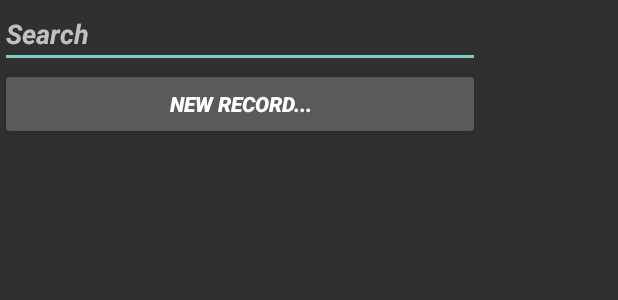
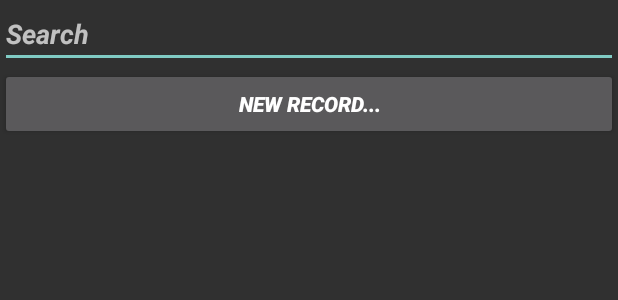
Before and after one commit to edwardcrane/MyPass, an Android app: the layout activity_main.xml on its own in the app's theme, with its tools: preview values and no code run, on a phone screen of 412 x 824 dp. Shown: the top 300 px of the screen. Run offline under Robolectric (Android 15) with nearby library versions, the phone set to English and light mode, and no system bars.

Commit message:
Remove un-necessary import from MainActivity.java Re-work the width of the Search box and the "New.." button to match_parent so they take up the full width of the screen.

```diff
--- a/app/src/main/java/com/airanza/mypass/MainActivity.java
+++ b/app/src/main/java/com/airanza/mypass/MainActivity.java
@@ -12,7 +12,6 @@ import android.view.Menu;
 import android.view.MenuItem;
 import android.view.View;
 import android.widget.AdapterView;
-import android.widget.ArrayAdapter;
 import android.widget.EditText;
 import android.widget.ListView;
 import android.widget.Toast;
--- a/app/src/main/res/layout/activity_main.xml
+++ b/app/src/main/res/layout/activity_main.xml
@@ -6,17 +6,16 @@
 
     <LinearLayout
         android:id="@+id/group"
-        android:layout_width="wrap_content"
+        android:layout_width="match_parent"
         android:layout_height="wrap_content">
 
     <EditText
         android:id="@+id/findString"
-        android:layout_width="wrap_content"
+        android:layout_width="match_parent"
         android:layout_height="wrap_content"
         android:hint="@string/findString"
         android:maxLines="1"
         android:minLines="1"
-        android:minWidth="@dimen/abc_search_view_preferred_width"
         android:textStyle="bold|italic" />
 
         <!--<Button-->
@@ -28,11 +27,10 @@
     </LinearLayout>
 
     <Button
-        android:layout_width="wrap_content"
+        android:layout_width="match_parent"
         android:layout_height="wrap_content"
         android:text="@string/button_new_resource"
         android:onClick="newResource"
-        android:minWidth="@dimen/abc_search_view_preferred_width"
         android:textStyle="bold|italic"
         android:id="@+id/new_resource"
         style="@style/Base.TextAppearance.AppCompat.Button" />
```
